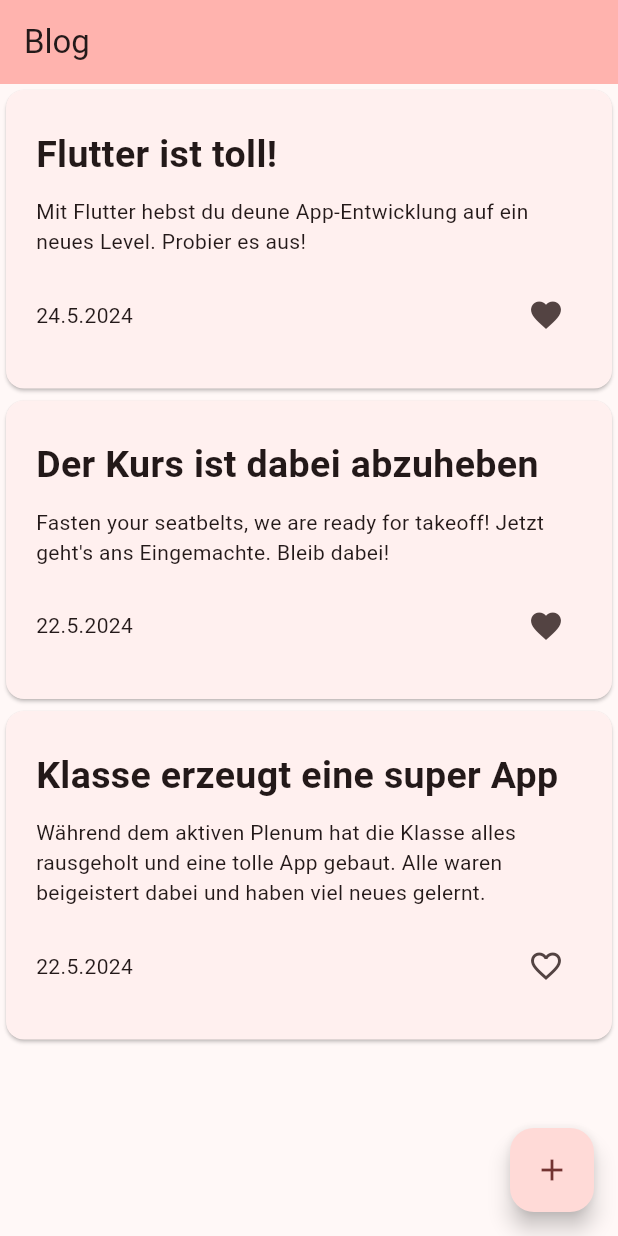
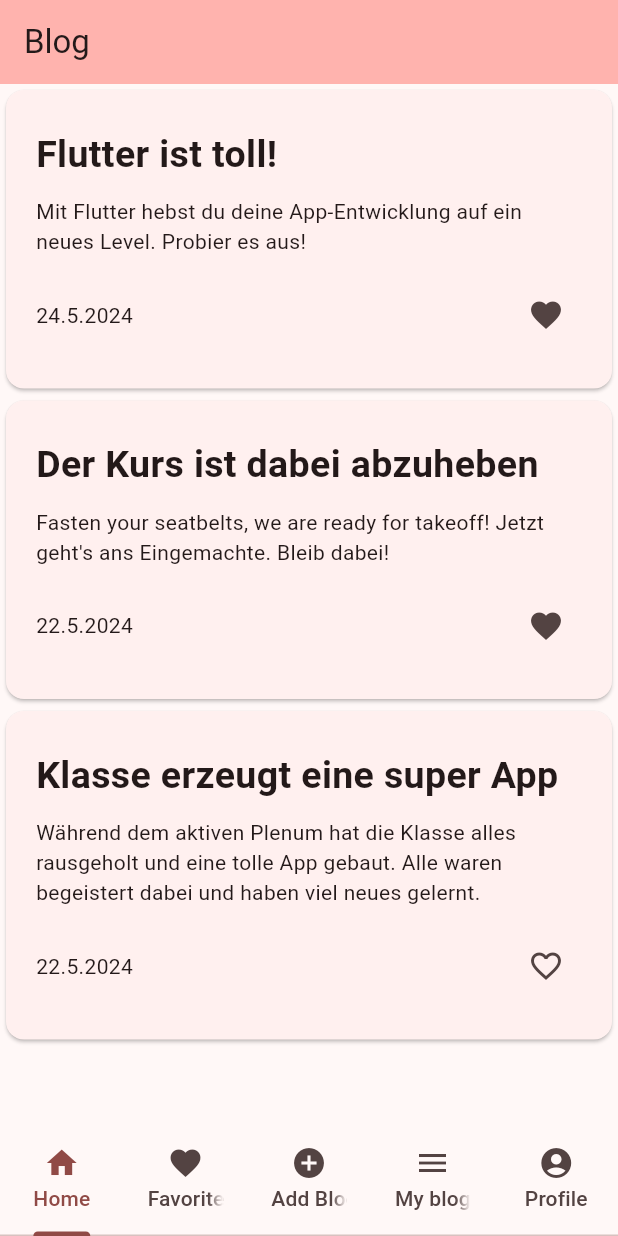
Before and after one commit to hamsiHftm/IN307-Mobile-Computing-Blog, a Flutter app: the screen it shows after launch, after a tap on the "favorite outline" icon, on a phone screen of 412 x 824 dp. Run offline on Flutter 3.47's test engine with Material 3 defaults, Android fonts, the phone set to English and light mode, and no system bars.

Commit message:
main dart updated

```diff
--- a/lib/main.dart
+++ b/lib/main.dart
@@ -1,30 +1,42 @@
 import 'package:flutter/material.dart';
+import 'package:in307_mobile_computing_blog/model/blog.dart';
+import 'package:in307_mobile_computing_blog/component/blog_list.dart';
+import 'package:in307_mobile_computing_blog/screens/blog_form_view.dart';
 import 'package:intl/intl.dart';
+import 'package:provider/provider.dart';
 
 void main() {
-  runApp(const MyApp());
+  runApp(
+    ChangeNotifierProvider(
+      create: (context) => BlogModel(),
+      child: const MyApp(),
+    ),
+  );
 }
 
 class MyApp extends StatelessWidget {
-  const MyApp({super.key});
+  const MyApp({Key? key}) : super(key: key);
 
-  // This widget is the root of your application.
   @override
   Widget build(BuildContext context) {
     return MaterialApp(
+      // TODO add custom icon for app
       title: 'Blog-IN307',
+      // TODO create custom theme
       theme: ThemeData(
-        // This is the theme of your application.
         colorScheme: ColorScheme.fromSeed(seedColor: Colors.redAccent),
         useMaterial3: true,
       ),
-      home: const MyBlogListPage(title: 'Blog'),
+      home: DefaultTabController(
+        length: 5,
+        child: const MyBlogListPage(title: 'Blog'),
+      ),
     );
   }
 }
 
 class MyBlogListPage extends StatefulWidget {
-  const MyBlogListPage({super.key, required this.title});
+  const MyBlogListPage({Key? key, required this.title}) : super(key: key);
 
   final String title;
 
@@ -32,104 +44,59 @@ class MyBlogListPage extends StatefulWidget {
   State<MyBlogListPage> createState() => _MyBlogListPageState();
 }
 
-class _MyBlogListPageState extends State<MyBlogListPage> {
-  var blogEntries = [
-    BlogEntry("Flutter ist toll!", "Mit Flutter hebst du deune App-Entwicklung auf ein neues Level. Probier es aus!", DateTime(2024, 5, 24), false),
-    BlogEntry("Der Kurs ist dabei abzuheben", "Fasten your seatbelts, we are ready for takeoff! Jetzt geht's ans Eingemachte. Bleib dabei!", DateTime(2024, 5, 22), true),
-    BlogEntry("Klasse erzeugt eine super App", "Während dem aktiven Plenum hat die Klasse alles rausgeholt und eine tolle App gebaut. Alle waren beigeistert dabei und haben viel neues gelernt.", DateTime(2024, 5, 22), false),
-  ];
+class _MyBlogListPageState extends State<MyBlogListPage>
+    with TickerProviderStateMixin {
+  late TabController _tabController;
 
-  void _addBlog() {
-    setState(() {
-      blogEntries.add(BlogEntry("New Titel", "new Text", DateTime.now(), false));
-    });
-  }
-
-  void _toggleFavorite(int index) {
-    setState(() {
-      blogEntries[index].isFavorite = !blogEntries[index].isFavorite;
-    });
+  @override
+  void initState() {
+    super.initState();
+    _tabController = TabController(length: 5, vsync: this);
   }
 
   @override
   Widget build(BuildContext context) {
-    // This method is rerun every time setState is called
+    // Access BlogModel using Provider.of<BlogModel>(context)
+    final _blogModel = Provider.of<BlogModel>(context);
+
     return Scaffold(
-        floatingActionButton: FloatingActionButton(
-          child: Icon(Icons.add),
-          onPressed: _addBlog,
-        ),
-        appBar: AppBar(
-          backgroundColor: Theme
-              .of(context)
-              .colorScheme
-              .inversePrimary, // setting color background color
-          title: Text(widget.title), // set appbar title
-        ),
-        body: ListView.builder(
-            itemCount: blogEntries.length,
-            itemBuilder: (context, index) {
-              return BlogCard(
-                  blog: blogEntries[index],
-                  onFavoriteToggle: () => _toggleFavorite(index)
-              );
-            }
-        ),
+      appBar: AppBar(
+        backgroundColor: Theme.of(context).colorScheme.inversePrimary,
+        title: Text(widget.title), // TODO add search bar instead of text
+      ),
+      body: TabBarView(
+        controller: _tabController,
+        children: [
+          BlogListView(
+            blogs: _blogModel.blogs,
+            blogModel: _blogModel,
+          ),
+          BlogListView(
+            blogs: _blogModel.blogs,
+            favoritesOnly: true,
+            blogModel: _blogModel,
+          ),
+          Center(
+            child: BlogFormView(
+              onSave: ({required Blog newBlog, Blog? oldBlog}) {
+                _blogModel.addBlog(newBlog);
+                _tabController.animateTo(0);
+              },
+            ),
+          ),
+          Center(child: Text('Menu')), // TODO add blog list only created by the signed in user
+          Center(child: Text('Profile')), // TODO add Profile page
+        ],
+      ),
+      bottomNavigationBar: const TabBar(
+        tabs: [
+          Tab(icon: Icon(Icons.home), text: 'Home'),
+          Tab(icon: Icon(Icons.favorite), text: 'Favorites'),
+          Tab(icon: Icon(Icons.add_circle), text: 'Add Blog'),
+          Tab(icon: Icon(Icons.menu), text: 'My blogs'),
+          Tab(icon: Icon(Icons.account_circle), text: 'Profile'),
+        ],
+      ),
     );
   }
 }
-
-class BlogCard extends StatelessWidget {
-  // constructor
-  const BlogCard({
-    super.key,
-    required this.blog,
-    required this.onFavoriteToggle,
-  });
-
-  final BlogEntry blog;
-  final VoidCallback onFavoriteToggle;
-
-  @override
-  Widget build(BuildContext context) {
-    return Card(
-        child: Padding(
-            padding: EdgeInsets.fromLTRB(20, 25, 20, 25),
-            child: Column(
-                crossAxisAlignment: CrossAxisAlignment.start,
-                children: [
-                  // blog title
-                  Text(blog.title,
-                      style: const TextStyle(
-                          fontWeight: FontWeight.bold,
-                          fontSize: 25
-                      )),
-                  const SizedBox(height: 10,),
-                  // blog text
-                  Text(blog.text),
-                  // date + favorite icon
-                  const SizedBox(height: 15,),
-                  Row(
-                      mainAxisAlignment: MainAxisAlignment.spaceBetween,
-                      children: [
-                        Text(DateFormat("dd.M.yyyy").format(blog.date)),
-                        IconButton(
-                          onPressed: onFavoriteToggle,
-                          icon: Icon(blog.isFavorite ? Icons.favorite : Icons.favorite_outline),
-                        ),
-                      ]),
-                ]
-            )
-        )
-    );
-  }
-}
-
-class BlogEntry {
-  String title;
-  String text;
-  DateTime date;
-  bool isFavorite;
-
-  BlogEntry(this.title, this.text, this.date, this.isFavorite);
-}
```
Also changed, not shown: 1 other file.
